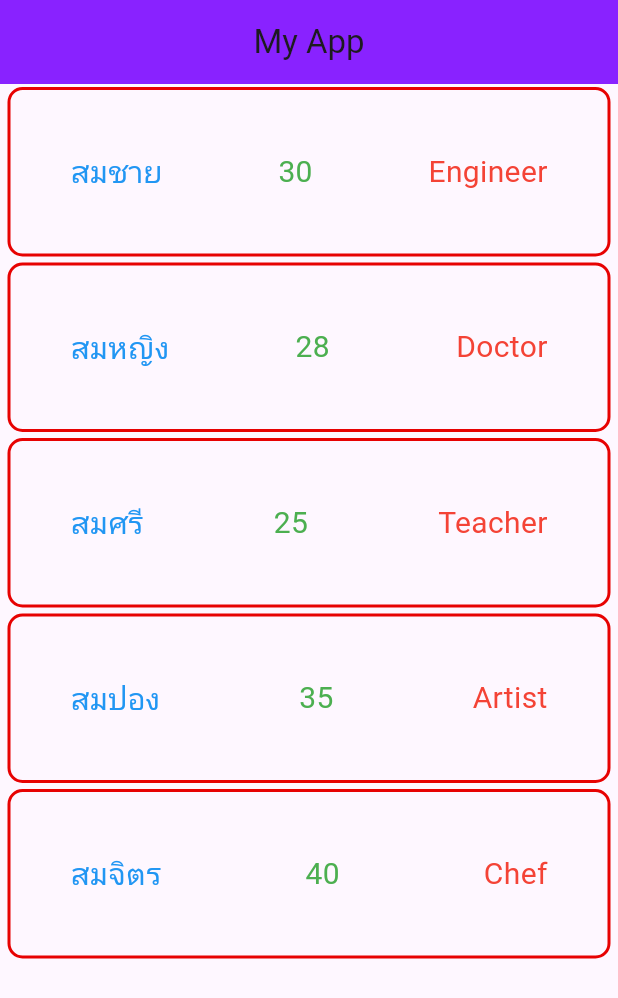
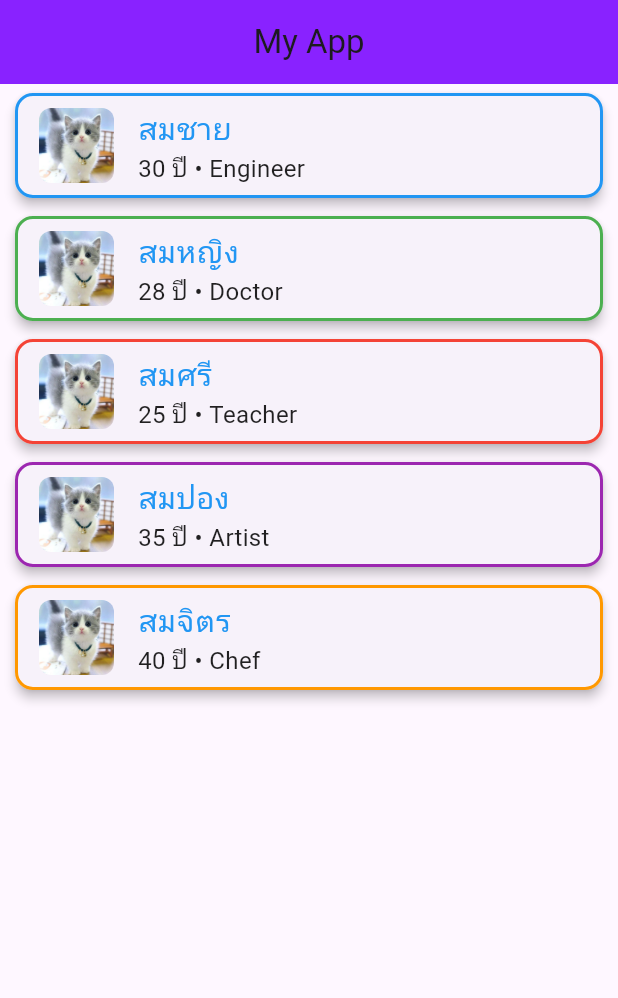
Before and after one commit to BeamSupakit/learn_flutter_67_1, a Flutter app: the screen it shows after launch, on a phone screen of 412 x 824 dp. Shown: the top 998 px of the screen. Run offline on Flutter 3.47's test engine with Material 3 defaults, Android fonts, the phone set to English and light mode, and no system bars.

```diff
--- a/lib/model/person.dart
+++ b/lib/model/person.dart
@@ -1,16 +1,67 @@
+// class Person {
+//   String name;
+//   int age;
+//   String job;
+
+//   Person({required this.name, required this.age, required this.job});
+// }
+
+// List<Person> personList = [
+//   Person(name: "สมชาย", age: 30, job: "Engineer"),
+//   Person(name: "สมหญิง", age: 28, job: "Doctor"),
+//   Person(name: "สมศรี", age: 25, job: "Teacher"),
+//   Person(name: "สมปอง", age: 35, job: "Artist"),
+//   Person(name: "สมจิตร", age: 40, job: "Chef"),
+// ];
+
+import 'package:flutter/material.dart';
+
+enum Job {
+  engineer(
+    title: "Engineer",
+    image: "assets/images/CUTE-KITTY.jpg",
+    color: Colors.blue,
+  ),
+  doctor(
+    title: "Doctor",
+    image: "assets/images/CUTE-KITTY.jpg",
+    color: Colors.green,
+  ),
+  teacher(
+    title: "Teacher",
+    image: "assets/images/CUTE-KITTY.jpg",
+    color: Colors.red,
+  ),
+  artist(
+    title: "Artist",
+    image: "assets/images/CUTE-KITTY.jpg",
+    color: Colors.purple,
+  ),
+  chef(
+    title: "Chef",
+    image: "assets/images/CUTE-KITTY.jpg",
+    color: Colors.orange,
+  );
+
+  final String title;
+  final String image;
+  final Color color;
+
+  const Job({required this.title, required this.image, required this.color});
+}
 
 class Person {
   String name;
   int age;
-  String job;
+  Job job;
 
   Person({required this.name, required this.age, required this.job});
 }
 
 List<Person> personList = [
-  Person(name: "สมชาย", age: 30, job: "Engineer"),
-  Person(name: "สมหญิง", age: 28, job: "Doctor"),
-  Person(name: "สมศรี", age: 25, job: "Teacher"),
-  Person(name: "สมปอง", age: 35, job: "Artist"),
-  Person(name: "สมจิตร", age: 40, job: "Chef"),
+  Person(name: "สมชาย", age: 30, job: Job.engineer),
+  Person(name: "สมหญิง", age: 28, job: Job.doctor),
+  Person(name: "สมศรี", age: 25, job: Job.teacher),
+  Person(name: "สมปอง", age: 35, job: Job.artist),
+  Person(name: "สมจิตร", age: 40, job: Job.chef),
 ];
--- a/lib/screen/item.dart
+++ b/lib/screen/item.dart
@@ -14,32 +14,37 @@ class _ItemState extends State<Item> {
     return ListView.builder(
       itemCount: personList.length,
       itemBuilder: (context, index) {
-        return Container(
-          decoration: BoxDecoration(
-            border: Border.all(
-              color: const Color.fromARGB(255, 231, 2, 2),
-              width: 2,
+        final person = personList[index];
+        return Card(
+          shape: RoundedRectangleBorder(
+            borderRadius: BorderRadius.circular(12),
+            side: BorderSide(color: person.job.color, width: 2),
+          ),
+          margin: const EdgeInsets.symmetric(vertical: 6, horizontal: 10),
+          elevation: 3,
+          child: ListTile(
+            leading: ClipRRect(
+              borderRadius: BorderRadius.circular(8),
+              child: Image.asset(
+                person.job.image,
+                width: 50,
+                height: 50,
+                fit: BoxFit.cover,
+              ),
             ),
-            borderRadius: BorderRadius.circular(10),
-          ),
-          margin: EdgeInsets.symmetric(vertical: 2, horizontal: 5),
-          padding: EdgeInsets.all(40),
-          child: Row(
-            mainAxisAlignment: MainAxisAlignment.spaceBetween,
-            children: [
-              Text(
-                personList[index].name,
-                style: TextStyle(fontSize: 20, color: Colors.blue),
-              ),
-              Text(
-                personList[index].age.toString(),
-                style: TextStyle(fontSize: 20, color: Colors.green),
-              ),
-              Text(
-                personList[index].job,
-                style: TextStyle(fontSize: 20, color: Colors.red),
-              ),
-            ],
+            title: Text(
+              person.name,
+              style: const TextStyle(fontSize: 20, color: Colors.blue),
+            ),
+            subtitle: Text(
+              "${person.age} ปี • ${person.job.title}",
+              style: const TextStyle(fontSize: 16, color: Colors.black87),
+            ),
+            onTap: () {
+              ScaffoldMessenger.of(context).showSnackBar(
+                SnackBar(content: Text("คุณเลือก ${person.name}")),
+              );
+            },
           ),
         );
       },
```
